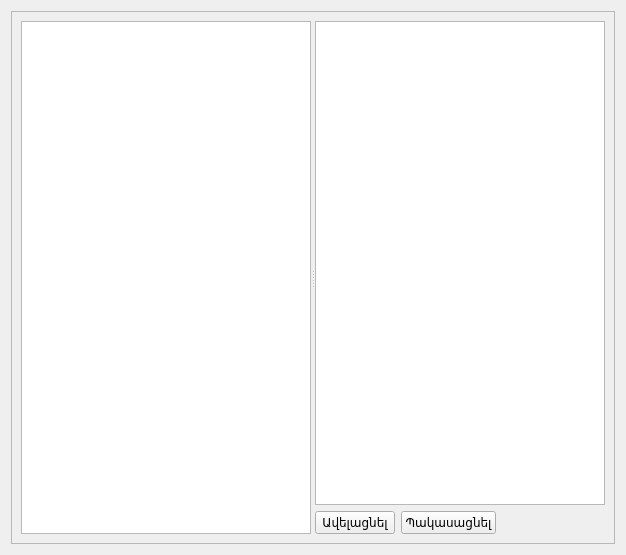
Qt form src/storages.ui (ADCompany/AD-Farm) before a commit.
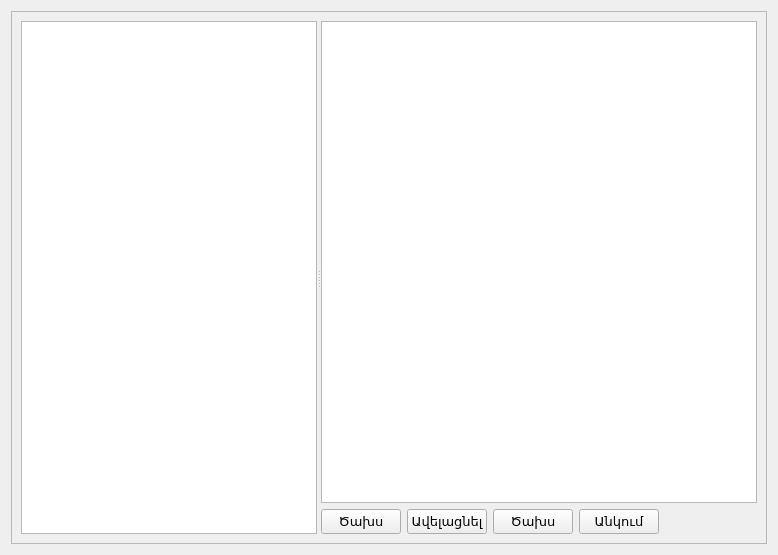
The same form after that commit. Icons and pictures are not drawn.

```diff
--- a/src/storages.ui
+++ b/src/storages.ui
@@ -6,7 +6,7 @@
    <rect>
     <x>0</x>
     <y>0</y>
-    <width>626</width>
+    <width>778</width>
     <height>555</height>
    </rect>
   </property>
@@ -24,7 +24,7 @@
        <rect>
         <x>0</x>
         <y>0</y>
-        <width>606</width>
+        <width>758</width>
         <height>535</height>
        </rect>
       </property>
@@ -41,7 +41,7 @@
            </font>
           </property>
          </widget>
-         <widget class="QWidget" name="">
+         <widget class="QWidget" name="layoutWidget">
           <layout class="QVBoxLayout" name="verticalLayout">
            <item>
             <widget class="QTableView" name="tableView">
@@ -55,8 +55,29 @@
            </item>
            <item>
             <layout class="QHBoxLayout" name="horizontalLayout">
+             <item>
+              <widget class="QPushButton" name="btnAddFarmCosts">
+               <property name="font">
+                <font>
+                 <pointsize>10</pointsize>
+                </font>
+               </property>
+               <property name="text">
+                <string>Ծախս</string>
+               </property>
+               <property name="icon">
+                <iconset resource="farmmanager.qrc">
+                 <normaloff>:/FarmManager/Resources/app_icon.png</normaloff>:/FarmManager/Resources/app_icon.png</iconset>
+               </property>
+              </widget>
+             </item>
              <item>
               <widget class="QPushButton" name="btnAddItem">
+               <property name="font">
+                <font>
+                 <pointsize>10</pointsize>
+                </font>
+               </property>
                <property name="text">
                 <string>Ավելացնել</string>
                </property>
@@ -66,10 +87,31 @@
                </property>
               </widget>
              </item>
+             <item>
+              <widget class="QPushButton" name="btnAddStorageCosts">
+               <property name="font">
+                <font>
+                 <pointsize>10</pointsize>
+                </font>
+               </property>
+               <property name="text">
+                <string>Ծախս</string>
+               </property>
+               <property name="icon">
+                <iconset resource="farmmanager.qrc">
+                 <normaloff>:/FarmManager/Resources/barn.png</normaloff>:/FarmManager/Resources/barn.png</iconset>
+               </property>
+              </widget>
+             </item>
              <item>
               <widget class="QPushButton" name="btnSubItem">
+               <property name="font">
+                <font>
+                 <pointsize>10</pointsize>
+                </font>
+               </property>
                <property name="text">
-                <string>Պակասացնել</string>
+                <string>Անկում</string>
                </property>
                <property name="icon">
                 <iconset resource="farmmanager.qrc">
```
